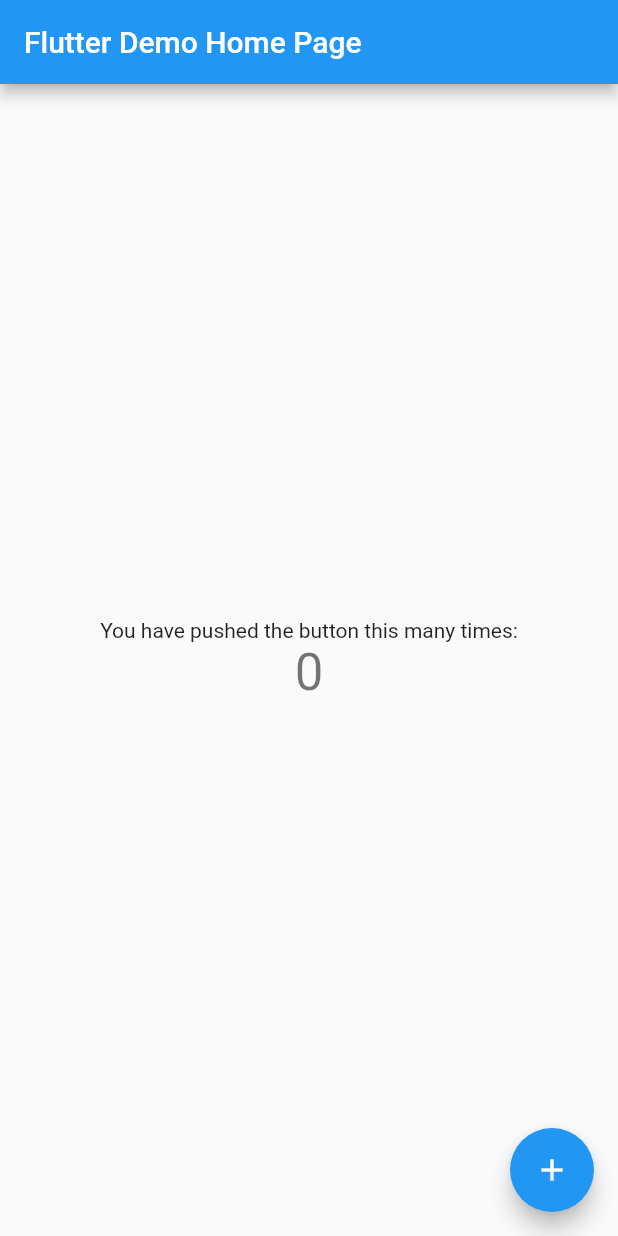
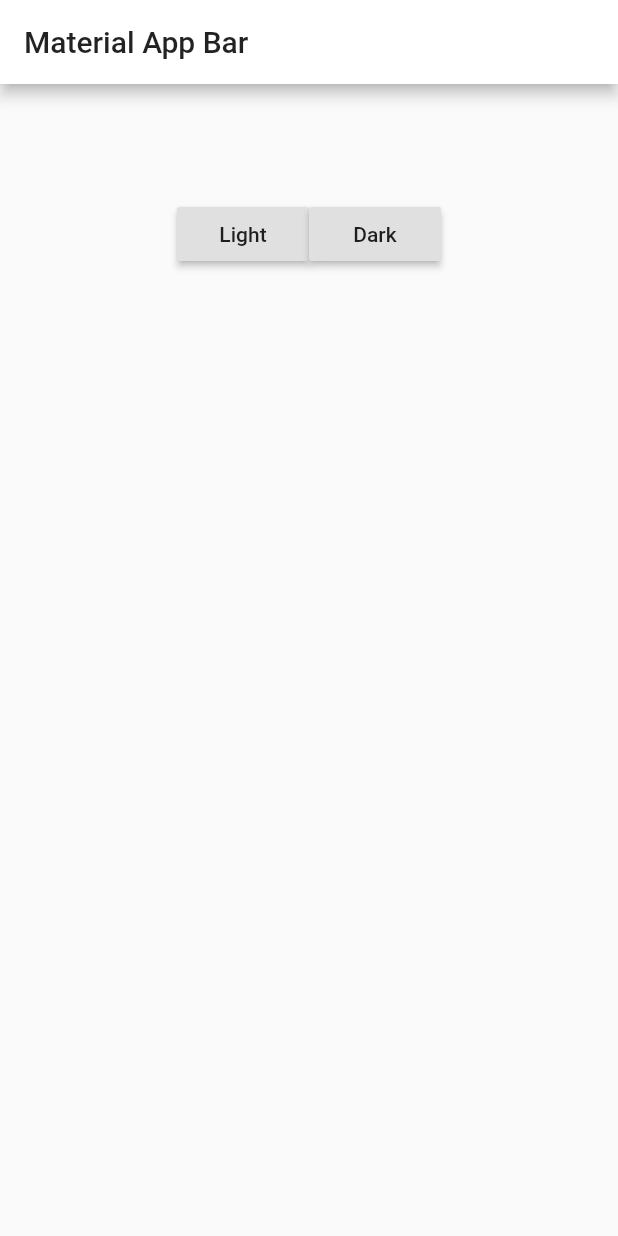
Before and after one commit to HarryJackson1996/Cryptocurrency-Flutter-Application, a Flutter app: the screen it shows after launch, on a phone screen of 412 x 824 dp. Run offline on Flutter 3.47's test engine with Material 2 defaults, Android fonts, the phone set to English and light mode, and no system bars; our stand-ins replace equatable, flutter_bloc, hive, hive_flutter; accounts and stored records are empty; generated files the repository leaves out were written again.

Commit message:
Persistent theming implemented
Using Hive as my local DB and Bloc, dynamic theming (light/dark mode) has been implemented.

```diff
--- /dev/null
+++ b/cryptocurrency_application/lib/app.dart
@@ -0,0 +1,22 @@
+import 'package:cryptocurrency_application/blocs/theme/theme_bloc.dart';
+import 'package:flutter/material.dart';
+import 'package:flutter_bloc/flutter_bloc.dart';
+import 'screens/home/home.dart';
+
+class App extends StatelessWidget {
+  @override
+  Widget build(BuildContext context) {
+    return BlocBuilder<ThemeBloc, ThemeData>(builder: (context, theme) {
+      return MaterialApp(
+        title: 'Material App',
+        theme: theme,
+        home: Scaffold(
+          appBar: AppBar(
+            title: Text('Material App Bar'),
+          ),
+          body: HomeScreen(),
+        ),
+      );
+    });
+  }
+}
--- /dev/null
+++ b/cryptocurrency_application/lib/blocs/theme/theme_bloc.dart
@@ -0,0 +1,33 @@
+import 'dart:async';
+import 'package:cryptocurrency_application/models/theme_key.dart';
+import 'package:cryptocurrency_application/repositories/theme_repository.dart';
+import 'package:cryptocurrency_application/themes/themes.dart';
+import 'package:equatable/equatable.dart';
+import 'package:flutter/material.dart';
+import 'package:flutter_bloc/flutter_bloc.dart';
+import 'package:meta/meta.dart';
+part 'theme_event.dart';
+part 'theme_state.dart';
+
+class ThemeBloc extends Bloc<ThemeEvent, ThemeData> {
+  final ThemeRepository repository;
+
+  ThemeBloc({this.repository})
+      : assert(repository != null),
+        super(lightTheme);
+
+  @override
+  Stream<ThemeData> mapEventToState(ThemeEvent event) async* {
+    if (event is ThemeFetched) {
+      yield repository.loadTheme();
+    }
+    if (event is ThemeUpdated) {
+      yield* _mapThemeUpdatedToState(event);
+    }
+  }
+
+  Stream<ThemeData> _mapThemeUpdatedToState(ThemeUpdated event) async* {
+    await repository.setTheme(event.themeKey);
+    yield repository.loadTheme();
+  }
+}
--- /dev/null
+++ b/cryptocurrency_application/lib/blocs/theme/theme_event.dart
@@ -0,0 +1,24 @@
+part of 'theme_bloc.dart';
+
+@immutable
+abstract class ThemeEvent extends Equatable {
+  const ThemeEvent();
+
+  @override
+  List<Object> get props => [];
+}
+
+class ThemeUpdated extends ThemeEvent {
+  final ThemeKey themeKey;
+
+  ThemeUpdated({@required this.themeKey});
+  @override
+  List<Object> get props => [themeKey];
+}
+
+class ThemeFetched extends ThemeEvent {
+  ThemeFetched();
+
+  @override
+  List<Object> get props => [];
+}
--- a/cryptocurrency_application/lib/main.dart
+++ b/cryptocurrency_application/lib/main.dart
@@ -1,117 +1,37 @@
+import 'package:cryptocurrency_application/blocs/theme/theme_bloc.dart';
+import 'package:cryptocurrency_application/repositories/theme_repository.dart';
 import 'package:flutter/material.dart';
+import 'package:flutter_bloc/flutter_bloc.dart';
+import 'package:hive/hive.dart';
+import 'package:hive_flutter/hive_flutter.dart';
+import 'app.dart';
+import 'models/theme_key.dart';
 
-void main() {
-  runApp(MyApp());
-}
-
-class MyApp extends StatelessWidget {
-  // This widget is the root of your application.
+class SimpleBlocDelegate extends BlocObserver {
   @override
-  Widget build(BuildContext context) {
-    return MaterialApp(
-      title: 'Flutter Demo',
-      theme: ThemeData(
-        // This is the theme of your application.
-        //
-        // Try running your application with "flutter run". You'll see the
-        // application has a blue toolbar. Then, without quitting the app, try
-        // changing the primarySwatch below to Colors.green and then invoke
-        // "hot reload" (press "r" in the console where you ran "flutter run",
-        // or simply save your changes to "hot reload" in a Flutter IDE).
-        // Notice that the counter didn't reset back to zero; the application
-        // is not restarted.
-        primarySwatch: Colors.blue,
-        // This makes the visual density adapt to the platform that you run
-        // the app on. For desktop platforms, the controls will be smaller and
-        // closer together (more dense) than on mobile platforms.
-        visualDensity: VisualDensity.adaptivePlatformDensity,
-      ),
-      home: MyHomePage(title: 'Flutter Demo Home Page'),
-    );
+  void onTransition(Bloc bloc, Transition transition) {
+    super.onTransition(bloc, transition);
+    print(transition);
   }
 }
 
-class MyHomePage extends StatefulWidget {
-  MyHomePage({Key key, this.title}) : super(key: key);
-
-  // This widget is the home page of your application. It is stateful, meaning
-  // that it has a State object (defined below) that contains fields that affect
-  // how it looks.
-
-  // This class is the configuration for the state. It holds the values (in this
-  // case the title) provided by the parent (in this case the App widget) and
-  // used by the build method of the State. Fields in a Widget subclass are
-  // always marked "final".
-
-  final String title;
-
-  @override
-  _MyHomePageState createState() => _MyHomePageState();
+void main() async {
+  WidgetsFlutterBinding.ensureInitialized();
+  await Hive.initFlutter();
+  Hive.registerAdapter(ThemeKeyAdapter());
+  await Hive.openBox<ThemeKey>(ThemeRepository.themeKey);
+  runApp(
+    MultiBlocProvider(
+      providers: [
+        BlocProvider<ThemeBloc>(
+          create: (_) => ThemeBloc(
+            repository: ThemeRepository(
+              themeBox: Hive.box<ThemeKey>(ThemeRepository.themeKey),
+            ),
+          )..add(ThemeFetched()),
+        )
+      ],
+      child: App(),
+    ),
+  );
 }
-
-class _MyHomePageState extends State<MyHomePage> {
-  int _counter = 0;
-
-  void _incrementCounter() {
-    setState(() {
-      // This call to setState tells the Flutter framework that something has
-      // changed in this State, which causes it to rerun the build method below
-      // so that the display can reflect the updated values. If we changed
-      // _counter without calling setState(), then the build method would not be
-      // called again, and so nothing would appear to happen.
-      _counter++;
-    });
-  }
-
-  @override
-  Widget build(BuildContext context) {
-    // This method is rerun every time setState is called, for instance as done
-    // by the _incrementCounter method above.
-    //
-    // The Flutter framework has been optimized to make rerunning build methods
-    // fast, so that you can just rebuild anything that needs updating rather
-    // than having to individually change instances of widgets.
-    return Scaffold(
-      appBar: AppBar(
-        // Here we take the value from the MyHomePage object that was created by
-        // the App.build method, and use it to set our appbar title.
-        title: Text(widget.title),
-      ),
-      body: Center(
-        // Center is a layout widget. It takes a single child and positions it
-        // in the middle of the parent.
-        child: Column(
-          // Column is also a layout widget. It takes a list of children and
-          // arranges them vertically. By default, it sizes itself to fit its
-          // children horizontally, and tries to be as tall as its parent.
-          //
-          // Invoke "debug painting" (press "p" in the console, choose the
-          // "Toggle Debug Paint" action from the Flutter Inspector in Android
-          // Studio, or the "Toggle Debug Paint" command in Visual Studio Code)
-          // to see the wireframe for each widget.
-          //
-          // Column has various properties to control how it sizes itself and
-          // how it positions its children. Here we use mainAxisAlignment to
-          // center the children vertically; the main axis here is the vertical
-          // axis because Columns are vertical (the cross axis would be
-          // horizontal).
-          mainAxisAlignment: MainAxisAlignment.center,
-          children: <Widget>[
-            Text(
-              'You have pushed the button this many times:',
-            ),
-            Text(
-              '$_counter',
-              style: Theme.of(context).textTheme.headline4,
-            ),
-          ],
-        ),
-      ),
-      floatingActionButton: FloatingActionButton(
-        onPressed: _incrementCounter,
-        tooltip: 'Increment',
-        child: Icon(Icons.add),
-      ), // This trailing comma makes auto-formatting nicer for build methods.
-    );
-  }
-}
--- /dev/null
+++ b/cryptocurrency_application/lib/models/theme_key.dart
@@ -0,0 +1,11 @@
+import 'package:hive/hive.dart';
+part 'theme_key.g.dart';
+
+@HiveType(typeId: 0)
+enum ThemeKey {
+  @HiveField(0)
+  LIGHT,
+
+  @HiveField(1)
+  DARK,
+}
--- /dev/null
+++ b/cryptocurrency_application/lib/repositories/theme_repository.dart
@@ -0,0 +1,19 @@
+import 'package:cryptocurrency_application/models/theme_key.dart';
+import 'package:cryptocurrency_application/themes/theme_utils.dart';
+import 'package:flutter/material.dart';
+import 'package:hive/hive.dart';
+
+class ThemeRepository {
+  final Box<ThemeKey> themeBox;
+  static const String themeKey = 'themeKey';
+
+  ThemeRepository({@required this.themeBox});
+
+  ThemeData loadTheme() {
+    return ThemeUtils.getThemeFromKey(themeBox.get(themeKey));
+  }
+
+  Future<void> setTheme(ThemeKey key) async {
+    await themeBox.put(themeKey, key);
+  }
+}
--- /dev/null
+++ b/cryptocurrency_application/lib/screens/home/home.dart
@@ -0,0 +1,30 @@
+import 'package:cryptocurrency_application/blocs/theme/theme_bloc.dart';
+import 'package:cryptocurrency_application/models/theme_key.dart';
+import 'package:flutter/material.dart';
+import 'package:flutter_bloc/flutter_bloc.dart';
+
+class HomeScreen extends StatelessWidget {
+  @override
+  Widget build(BuildContext context) {
+    return Container(
+      height: 200,
+      child: Row(
+        mainAxisAlignment: MainAxisAlignment.center,
+        children: [
+          RaisedButton(
+            child: Text('Light'),
+            onPressed: () {
+              BlocProvider.of<ThemeBloc>(context).add(ThemeUpdated(themeKey: ThemeKey.LIGHT));
+            },
+          ),
+          RaisedButton(
+            child: Text('Dark'),
+            onPressed: () {
+              BlocProvider.of<ThemeBloc>(context).add(ThemeUpdated(themeKey: ThemeKey.DARK));
+            },
+          ),
+        ],
+      ),
+    );
+  }
+}
--- /dev/null
+++ b/cryptocurrency_application/lib/themes/themes.dart
@@ -0,0 +1,5 @@
+import 'package:flutter/material.dart';
+
+final lightTheme = ThemeData(brightness: Brightness.light, primaryColor: Colors.white, backgroundColor: Color.fromRGBO(0, 34, 69, 1));
+
+final darkTheme = ThemeData(brightness: Brightness.dark, primaryColor: Colors.red, backgroundColor: Colors.black, buttonColor: Colors.red);
```
Also changed, not shown: cryptocurrency_application/lib/blocs/theme/theme_state.dart (added, +8 -0 lines), cryptocurrency_application/lib/themes/theme_utils.dart (added, +17 -0 lines), cryptocurrency_application/pubspec.yaml (+10 -1 lines), cryptocurrency_application/lib/models/theme_key.g.dart (added), 2 other files.
